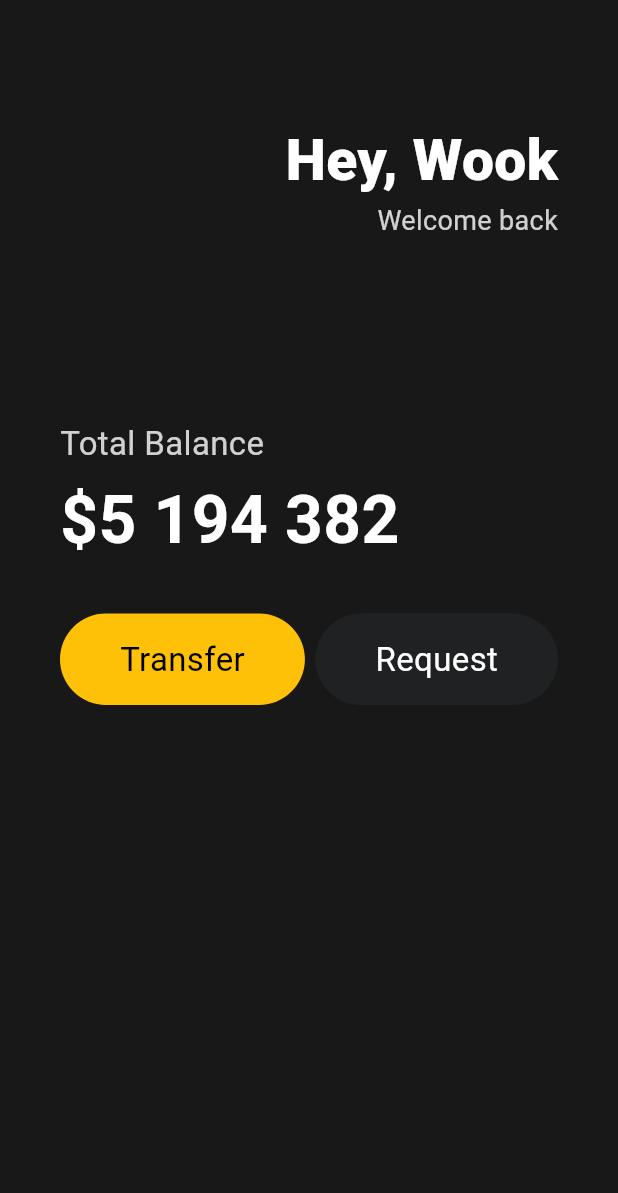
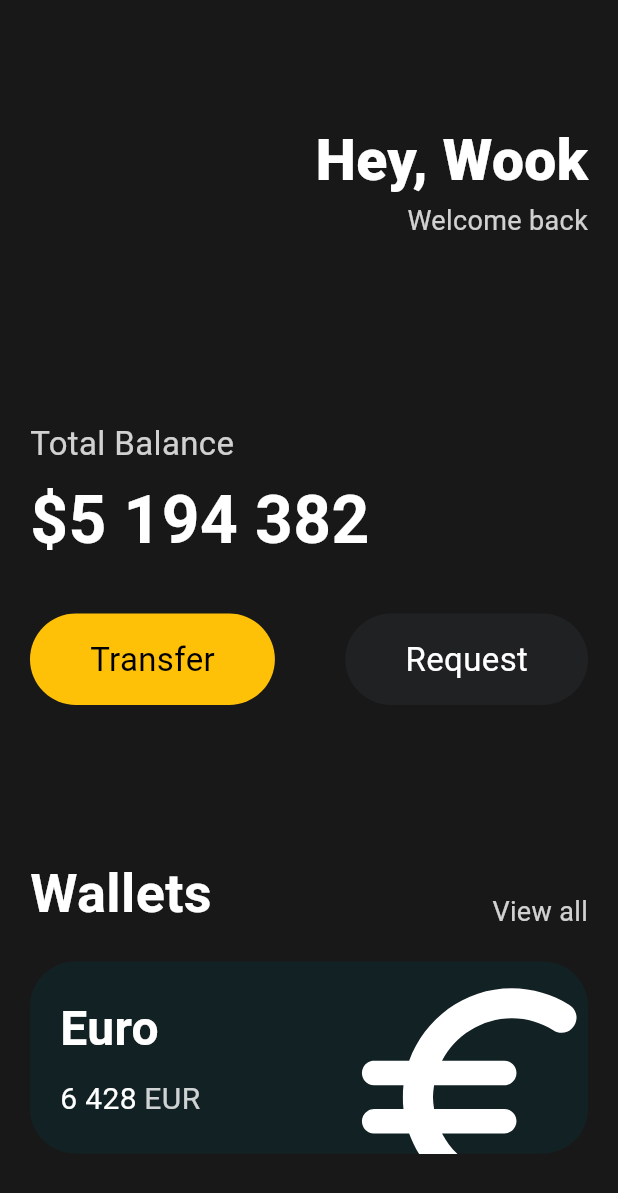
Before and after one commit to dev-deanie/flutter-toonflix, a Flutter app: the screen it shows after launch, on a phone screen of 412 x 824 dp. Shown: the top 1193 px of the screen. Run offline on Flutter 3.47's test engine with Material 3 defaults, Android fonts, the phone set to English and light mode, and no system bars.

Commit message:
make card

```diff
--- a/lib/main.dart
+++ b/lib/main.dart
@@ -1,7 +1,5 @@
 import 'package:flutter/material.dart';
 import 'package:toonflix/widgets/button.dart';
-
-const taxAmount = 15;
 
 void main() {
   runApp(const App());
@@ -17,7 +15,7 @@ class App extends StatelessWidget {
         backgroundColor: const Color(0xFF181818),
         body: Padding(
           padding: const EdgeInsets.symmetric(
-            horizontal: 40,
+            horizontal: 20,
           ),
           child: Column(
             crossAxisAlignment: CrossAxisAlignment.start,
@@ -85,7 +83,97 @@ class App extends StatelessWidget {
                       bgColor: Color(0xFF1F2123),
                       textColor: Colors.white),
                 ],
-              )
+              ),
+              const SizedBox(
+                height: 100,
+              ),
+              Row(
+                crossAxisAlignment: CrossAxisAlignment.end,
+                mainAxisAlignment: MainAxisAlignment.spaceBetween,
+                children: [
+                  const Text(
+                    'Wallets',
+                    style: TextStyle(
+                      color: Colors.white,
+                      fontSize: 36,
+                      fontWeight: FontWeight.w600,
+                    ),
+                  ),
+                  Text(
+                    'View all',
+                    style: TextStyle(
+                      color: Colors.white.withOpacity(0.8),
+                      fontSize: 18,
+                    ),
+                  ),
+                ],
+              ),
+              const SizedBox(
+                height: 20,
+              ),
+              Container(
+                clipBehavior: Clip.hardEdge, // overflow
+                decoration: BoxDecoration(
+                  color: const Color(0xFF122123),
+                  borderRadius: BorderRadius.circular(30),
+                ),
+                child: Padding(
+                  padding: const EdgeInsets.all(20),
+                  child: Row(
+                    mainAxisAlignment: MainAxisAlignment.spaceBetween,
+                    children: [
+                      Column(
+                        crossAxisAlignment: CrossAxisAlignment.start,
+                        children: [
+                          const Text(
+                            'Euro',
+                            style: TextStyle(
+                              color: Colors.white,
+                              fontSize: 32,
+                              fontWeight: FontWeight.w600,
+                            ),
+                          ),
+                          const SizedBox(
+                            height: 10,
+                          ),
+                          Row(
+                            children: [
+                              const Text(
+                                '6 428',
+                                style: TextStyle(
+                                  color: Colors.white,
+                                  fontSize: 20,
+                                ),
+                              ),
+                              const SizedBox(
+                                width: 5,
+                              ),
+                              Text(
+                                'EUR',
+                                style: TextStyle(
+                                  color: Colors.white.withOpacity(0.8),
+                                  fontSize: 20,
+                                ),
+                              ),
+                            ],
+                          ),
+                        ],
+                      ),
+                      Transform.scale(
+                        scale: 2.2,
+                        child: Transform.translate(
+                          offset: const Offset(-5, 12),
+                          child: const Icon(
+                            Icons.euro_rounded,
+                            color: Colors.white,
+                            size: 88,
+                          ),
+                        ),
+                      )
+                    ],
+                  ),
+                ),
+              ),
             ],
           ),
         ),
```
